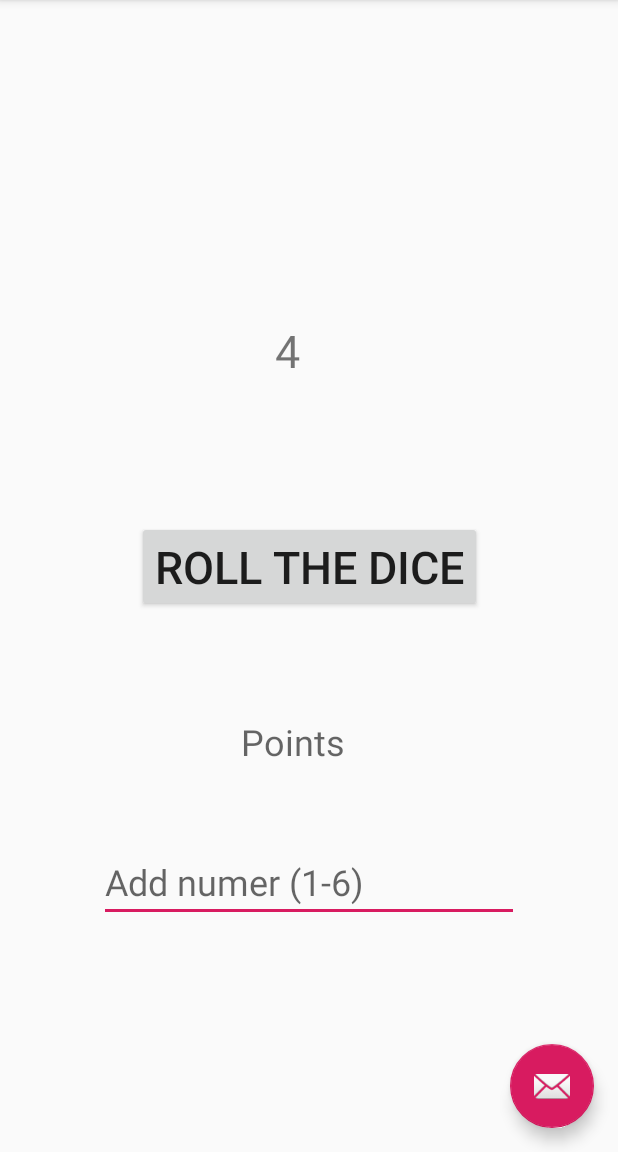
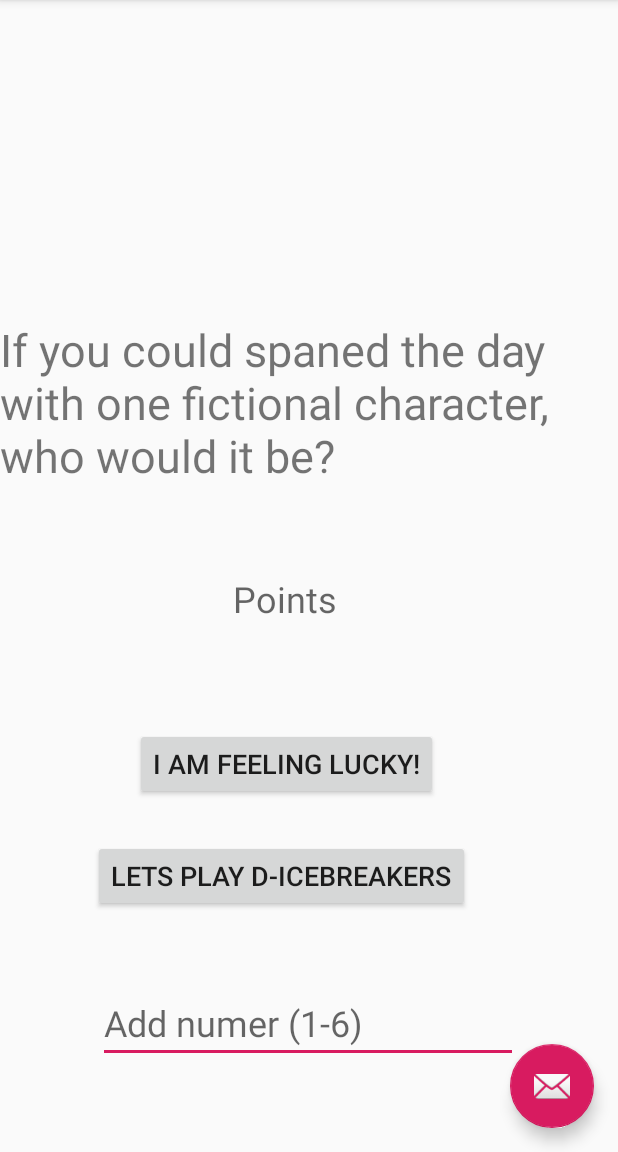
Before and after one commit to Taran2/DiceRoller2, an Android app: the screen it shows after launch (MainActivity), in the options menu, after a tap on "Settings", on a phone screen of 412 x 824 dp, the part 84-1236 px from its top. Run offline under Robolectric (Android 15) with nearby library versions, the phone set to English and light mode, and no system bars.

Commit message:
Level 4: Rename the 'Roll the dice button' to 'I am feeling lucky' and Add anotter button 'Let's play D-ICEBREAKERS' When you click on Roll the dice, the same behaviour as the one in Part I happens When you click on Let's play D-ICEBREAKERS', a random question from this list of questions appears on the screen Important: Separate the code for generating a new number in a new method called roll_the_dice(), use this method from the handlers for the click event for both buttons.

```diff
--- a/app/src/main/java/com/example/diceroller/MainActivity.java
+++ b/app/src/main/java/com/example/diceroller/MainActivity.java
@@ -1,6 +1,7 @@
 package com.example.diceroller;
 
 import android.app.Fragment;
+import android.content.Intent;
 import android.os.Bundle;
 import android.view.Menu;
 import android.view.MenuItem;
@@ -15,6 +16,8 @@ import androidx.appcompat.app.AppCompatActivity;
 import com.google.android.material.floatingactionbutton.FloatingActionButton;
 import com.google.android.material.snackbar.Snackbar;
 
+import java.util.ArrayList;
+import java.util.Arrays;
 import java.util.Random;
 
 
@@ -51,8 +54,7 @@ import android.widget.Toast;
 
 import java.util.Random;
 
-
-public class MainActivity extends AppCompatActivity {
+public class MainActivity<Question> extends AppCompatActivity {
 
     private Button validate;
     private Object numbertofind;
@@ -60,20 +62,19 @@ public class MainActivity extends AppCompatActivity {
     private TextView TN;
     private EditText Input_Num;
     private TextView G;
-
+    //String [] Questions = new String[6];
+    int number;
 
 
 
     @Override
     protected void onCreate(Bundle savedInstanceState) {
+
         super.onCreate(savedInstanceState);
         setContentView(R.layout.activity_main);
 
-        G = (TextView) findViewById(R.id.msg);
-
-        TN = (TextView) findViewById(R.id.cview);
-
-
+        G = findViewById(R.id.msg);
+        TN = findViewById(R.id.cview);
 
         Toolbar toolbar = findViewById(R.id.toolbar);
         setSupportActionBar(toolbar);
@@ -86,6 +87,14 @@ public class MainActivity extends AppCompatActivity {
                         .setAction("Action", null).show();
             }
         });
+
+//        Questions [0] = "If you could go anywhere in the world, where would you go?";
+//        Questions [1] = "If you were stranded on a desert island, what three things would you want to take with you?";
+//        Questions [2] = "If you could eat only one food for the rest of your life, what would that be?";
+//        Questions [3] = "If you won a million dollars, what is the first thing you would buy?";
+//        Questions [4] = "If you could spaned the day with one fictional character, who would it be?";
+//        Questions [5] = "If you found a magic lantern and a genie gave you three wishes, what would you wish?";
+
     }
 
     @Override
@@ -110,31 +119,53 @@ public class MainActivity extends AppCompatActivity {
         return super.onOptionsItemSelected(item);
     }
 
-    public void on_button_click(View view)
-    {
-        Input_Num = (EditText) findViewById(R.id.numberEntered);
+
+    public int random_num_gen(){
+        Random r = new Random();
+        number = r.nextInt(6);
+        return number;
+    }
+
+    public void on_button_click(View view) {
+        Input_Num = findViewById(R.id.numberEntered);
         TextView tv = this.findViewById(R.id.textView);
-        Random r = new Random ();
-        int number = r.nextInt(6);
+
+        random_num_gen(); //calls method for generating random num
 
         tv.setText(Integer.toString(number));
 
-        int n = Integer.parseInt(Input_Num.getText ().toString());
+        int n = Integer.parseInt(Input_Num.getText().toString());
 
-
-            if (n < 1 || n > 6){
+        if (n < 1 || n > 6) {
             Toast.makeText(this, "Invalid Input", Toast.LENGTH_SHORT).show();
-            }
-            else if (n == number){
+        } else if (n == number) {
 
             //Forgot to call .show() to display the toast
             Toast.makeText(this, "Congratulations", Toast.LENGTH_SHORT).show();
 
-                counter = counter +1;
+            counter = counter + 1;
             //The R.id of the view was not the same in the XML, I've changed the XML id to counterView
-                TextView a = (TextView) findViewById(R.id.counterView);
+            TextView a = findViewById(R.id.counterView);
             a.setText(Integer.toString(counter));
         }
     }
 
+    public void d_icebreaker(View view)
+    {
+        TextView tv5 = this.findViewById(R.id.textView);
+
+        ArrayList<String> list = new ArrayList<String>(); //create new array that stores 6 sentences
+
+        list.add("If you could go anywhere in the world, where would you go?");
+        list.add("If you were stranded on a desert island, what three things would you want to take with you?");
+        list.add("If you could eat only one food for the rest of your life, what would that be?");
+        list.add("If you won a million dollars, what is the first thing you would buy?");
+        list.add("If you could spaned the day with one fictional character, who would it be?");
+        list.add("If you found a magic lantern and a genie gave you three wishes, what would you wish?");
+
+        tv5.setText(list.get(random_num_gen()));
+
     }
+
+
+}
--- a/app/src/main/res/layout/content_main.xml
+++ b/app/src/main/res/layout/content_main.xml
@@ -15,24 +15,25 @@
         android:text="Hello World!"
         android:textSize="30sp"
         app:layout_constraintBottom_toBottomOf="parent"
-        app:layout_constraintHorizontal_bias="0.463"
+        app:layout_constraintHorizontal_bias="0.455"
         app:layout_constraintLeft_toLeftOf="parent"
         app:layout_constraintRight_toRightOf="parent"
         app:layout_constraintTop_toTopOf="parent"
-        app:layout_constraintVertical_bias="0.293" />
+        app:layout_constraintVertical_bias="0.324" />
 
     <Button
         android:id="@+id/button"
         android:layout_width="wrap_content"
         android:layout_height="wrap_content"
         android:onClick="on_button_click"
-        android:text="Roll The Dice"
-        android:textSize="30sp"
+        android:text="I am feeling Lucky!"
+        android:textSize="18sp"
         app:layout_constraintBottom_toBottomOf="parent"
         app:layout_constraintEnd_toEndOf="parent"
+        app:layout_constraintHorizontal_bias="0.429"
         app:layout_constraintStart_toStartOf="parent"
         app:layout_constraintTop_toBottomOf="@+id/textView"
-        app:layout_constraintVertical_bias="0.206" />
+        app:layout_constraintVertical_bias="0.407" />
 
     <EditText
         android:id="@+id/numberEntered"
@@ -45,8 +46,10 @@
         android:textSize="24sp"
         app:layout_constraintBottom_toBottomOf="parent"
         app:layout_constraintEnd_toEndOf="parent"
+        app:layout_constraintHorizontal_bias="0.496"
         app:layout_constraintStart_toStartOf="parent"
-        app:layout_constraintTop_toBottomOf="@+id/button" />
+        app:layout_constraintTop_toBottomOf="@+id/button"
+        app:layout_constraintVertical_bias="0.674" />
 
     <TextView
         android:id="@+id/counterView"
@@ -57,9 +60,23 @@
         android:textSize="24sp"
         app:layout_constraintBottom_toBottomOf="parent"
         app:layout_constraintEnd_toEndOf="parent"
-        app:layout_constraintHorizontal_bias="0.469"
+        app:layout_constraintHorizontal_bias="0.454"
         app:layout_constraintStart_toStartOf="parent"
         app:layout_constraintTop_toTopOf="parent"
-        app:layout_constraintVertical_bias="0.65" />
+        app:layout_constraintVertical_bias="0.52" />
+
+    <Button
+        android:id="@+id/button3"
+        android:layout_width="wrap_content"
+        android:layout_height="wrap_content"
+        android:onClick="d_icebreaker"
+        android:text="Lets play D-ICEBREAKERS"
+        android:textSize="18sp"
+        app:layout_constraintBottom_toBottomOf="parent"
+        app:layout_constraintEnd_toEndOf="parent"
+        app:layout_constraintHorizontal_bias="0.387"
+        app:layout_constraintStart_toStartOf="parent"
+        app:layout_constraintTop_toTopOf="parent"
+        app:layout_constraintVertical_bias="0.778" />
 
 </androidx.constraintlayout.widget.ConstraintLayout>
--- a/app/src/main/res/values/ids.xml
+++ b/app/src/main/res/values/ids.xml
@@ -3,4 +3,6 @@
     <item name="msg" type="id" />
     <item name="counter" type="id" />
     <item name="cview" type="id" />
+    <item name="but1" type="id" />
+    <item name="button1" type="id" />
 </resources>
```
Lines whose indentation alone changed are shown as unchanged.
